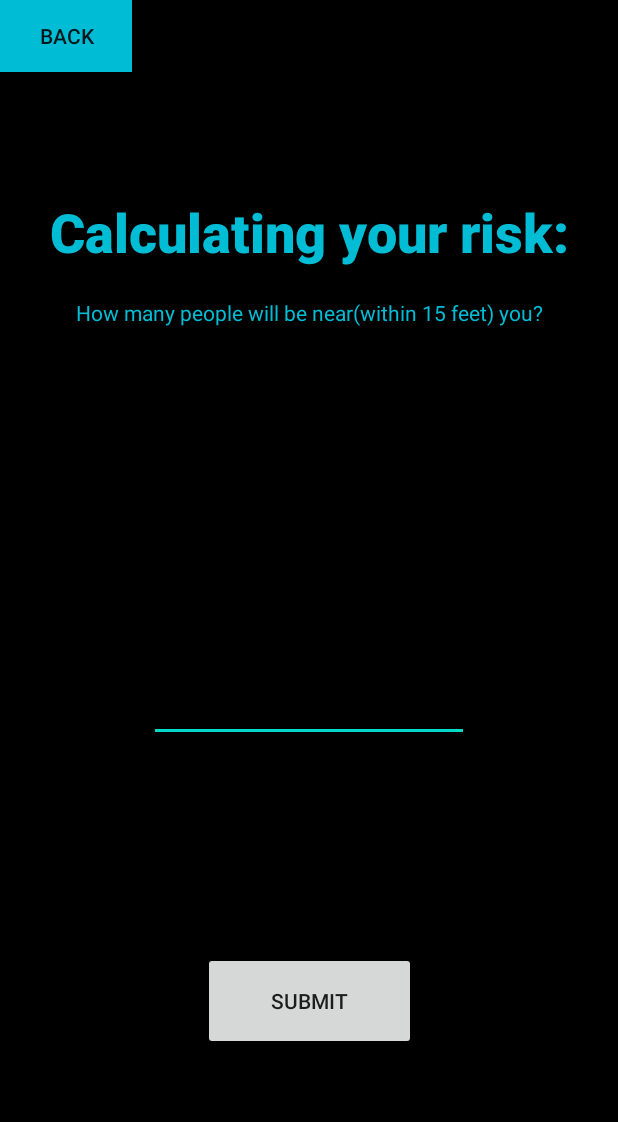
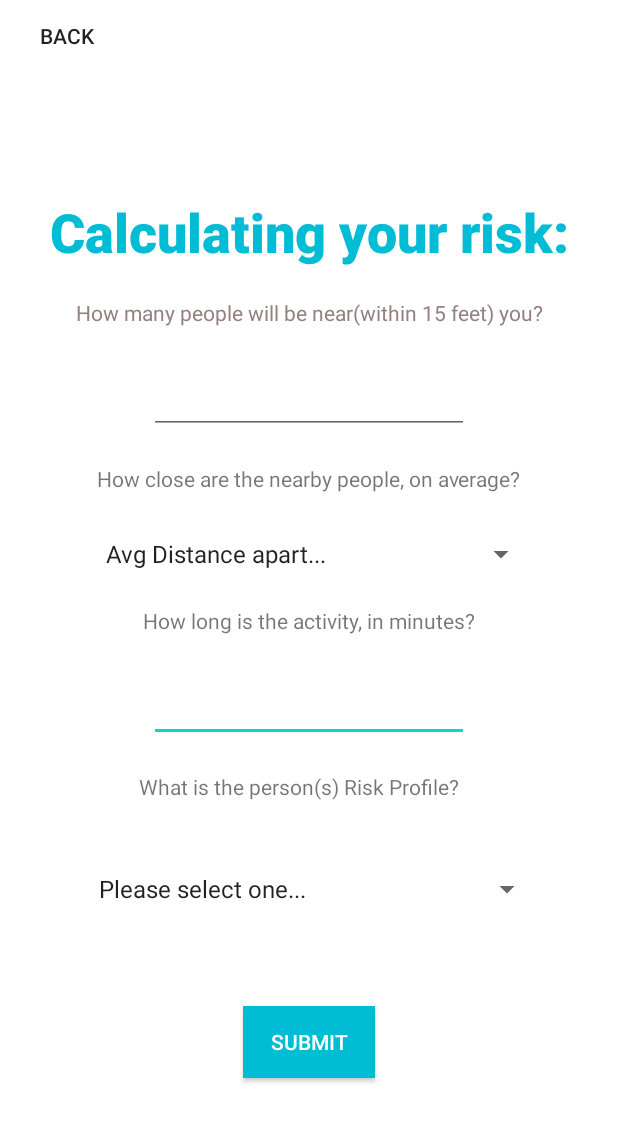
Before and after one commit to Mobile-Programing-Covid-Calculator/Master, an Android app: the risk_screen screen opened directly, with no data from a screen before it, on a phone screen of 412 x 824 dp. Shown: the top 1122 px of the screen. Run offline under Robolectric (Android 15) with nearby library versions, the phone set to English and light mode, and no system bars.

Commit message:
Update activity_risk_screen.xml

```diff
--- a/app/src/main/res/layout/activity_risk_screen.xml
+++ b/app/src/main/res/layout/activity_risk_screen.xml
@@ -4,24 +4,26 @@
     xmlns:tools="http://schemas.android.com/tools"
     android:layout_width="match_parent"
     android:layout_height="match_parent"
-    android:background="#000000">
+    android:background="#FFFFFF">
 
     <Button
         android:id="@+id/riskSubmit"
-        android:layout_width="142dp"
-        android:layout_height="65dp"
+        android:layout_width="wrap_content"
+        android:layout_height="wrap_content"
         android:layout_marginStart="100dp"
         android:layout_marginTop="45dp"
         android:layout_marginEnd="100dp"
+        android:background="#00BCD4"
         android:text="@string/submit"
+        android:textColor="#FFFFFF"
         app:layout_constraintEnd_toEndOf="parent"
         app:layout_constraintStart_toStartOf="parent"
         app:layout_constraintTop_toBottomOf="@+id/spinnerRiskProfile" />
 
     <Spinner
         android:id="@+id/spinnerRiskProfile"
-        android:layout_width="303dp"
-        android:layout_height="29dp"
+        android:layout_width="312dp"
+        android:layout_height="65dp"
         android:layout_marginStart="65dp"
         android:layout_marginTop="20dp"
         android:layout_marginEnd="65dp"
@@ -82,8 +84,9 @@
         android:layout_marginEnd="65dp"
         android:text="@string/avgdistance"
         android:textAlignment="center"
+        android:textColorHighlight="#FFFFFF"
         app:layout_constraintEnd_toEndOf="parent"
-        app:layout_constraintHorizontal_bias="0.49"
+        app:layout_constraintHorizontal_bias="0.509"
         app:layout_constraintStart_toStartOf="parent"
         app:layout_constraintTop_toBottomOf="@+id/riskNumPeopleInput" />
 
@@ -109,7 +112,8 @@
         android:id="@+id/backButton3"
         android:layout_width="wrap_content"
         android:layout_height="wrap_content"
-        android:background="#00BCD4"
+        android:background="#FFFFFF"
+        android:outlineProvider="none"
         android:text="@string/back"
         app:layout_constraintStart_toStartOf="parent"
         app:layout_constraintTop_toTopOf="parent" />
@@ -125,7 +129,7 @@
         android:layout_marginBottom="303dp"
         android:text="@string/num_people"
         android:textAlignment="center"
-        android:textColor="#00BCD4"
+        android:textColor="#978080"
         app:layout_constraintBottom_toTopOf="@+id/newtestButton"
         app:layout_constraintEnd_toEndOf="parent"
         app:layout_constraintStart_toStartOf="parent"
```
